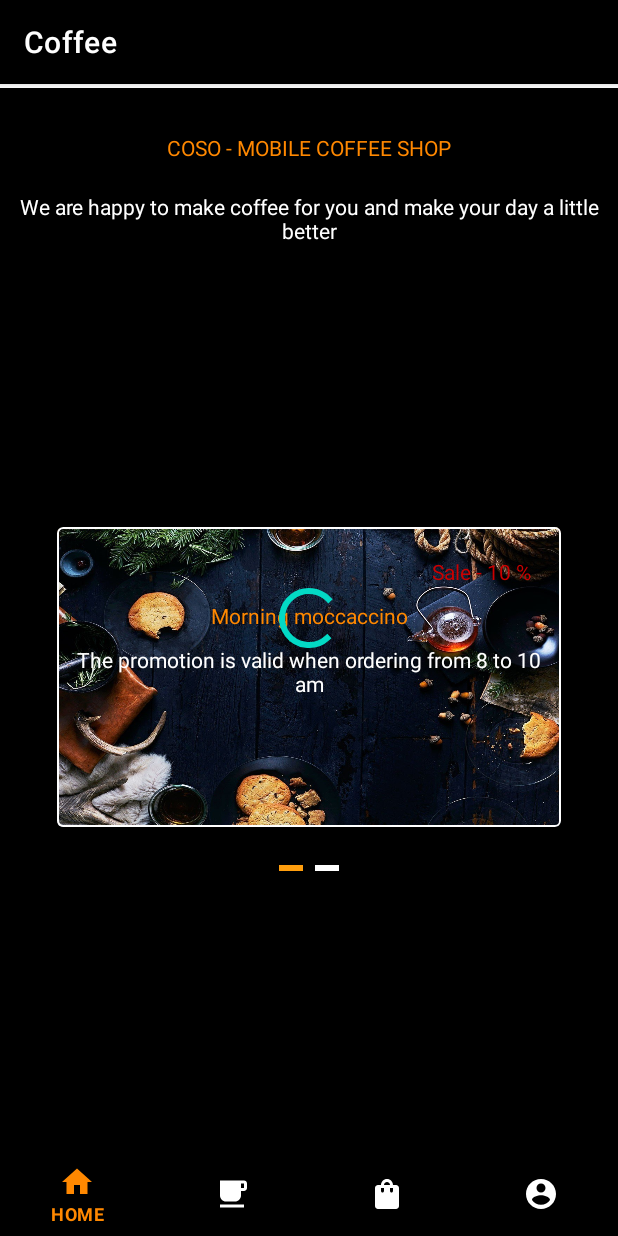
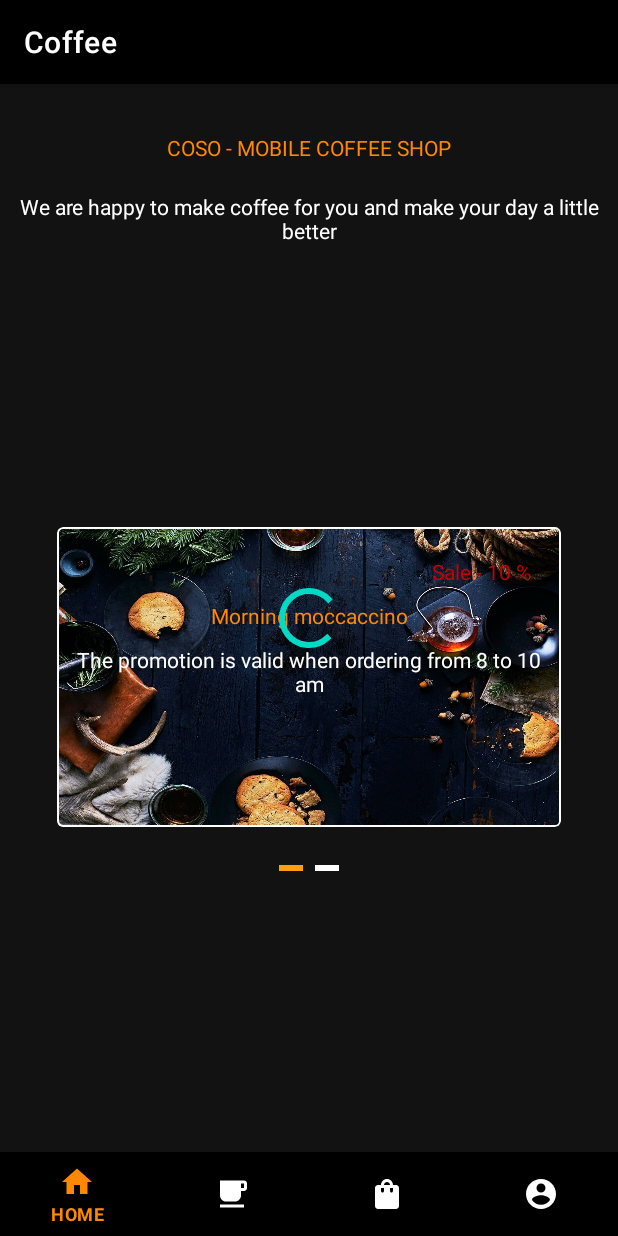
Before and after one commit to NFR-161/Coffee, an Android app: the screen it shows after launch (MainActivity), on a phone screen of 412 x 824 dp. Run offline under Robolectric (Android 15) with nearby library versions, the phone set to English and light mode, and no system bars; our stand-ins replace Room's generated code, data binding; 3 statements that could not run were skipped.

Commit message:
added night mode

```diff
--- a/app/src/main/java/com/exampleone/test/presentation/MainActivity.kt
+++ b/app/src/main/java/com/exampleone/test/presentation/MainActivity.kt
@@ -2,6 +2,7 @@ package com.exampleone.test.presentation
 
 import androidx.appcompat.app.AppCompatActivity
 import android.os.Bundle
+import androidx.appcompat.app.AppCompatDelegate
 import androidx.databinding.DataBindingUtil
 import com.exampleone.test.R
 import com.exampleone.test.databinding.ActivityMainBinding
@@ -20,7 +21,7 @@ class MainActivity : AppCompatActivity() {
 
     override fun onCreate(savedInstanceState: Bundle?) {
         super.onCreate(savedInstanceState)
-
+        AppCompatDelegate.setDefaultNightMode(AppCompatDelegate.MODE_NIGHT_YES)
         binding = DataBindingUtil.setContentView(this, R.layout.activity_main)
 
         // binding?.bottomMainMenu?.selectedItemId = R.id.homeBottomMainMenu
--- a/app/src/main/res/layout/account.xml
+++ b/app/src/main/res/layout/account.xml
@@ -5,8 +5,7 @@
 
     <androidx.constraintlayout.widget.ConstraintLayout
         android:layout_width="match_parent"
-        android:layout_height="match_parent"
-        android:background="@color/black">
+        android:layout_height="match_parent">
 
         <androidx.recyclerview.widget.RecyclerView
             android:id="@+id/listOrders"
--- a/app/src/main/res/layout/card.xml
+++ b/app/src/main/res/layout/card.xml
@@ -8,7 +8,6 @@
     <FrameLayout
         android:layout_width="match_parent"
         android:layout_height="match_parent"
-        android:background="@color/black"
         tools:context=".presentation.Tabs.Card.Card">
 
         <androidx.constraintlayout.widget.ConstraintLayout
--- a/app/src/main/res/layout/coffee.xml
+++ b/app/src/main/res/layout/coffee.xml
@@ -6,8 +6,7 @@ tools:context=".presentation.Tabs.Coffee.Coffee">
 
     <FrameLayout
         android:layout_width="match_parent"
-        android:layout_height="match_parent"
-        android:background="@color/black">
+        android:layout_height="match_parent">
 
         <androidx.constraintlayout.widget.ConstraintLayout
             android:layout_width="match_parent"
--- a/app/src/main/res/layout/home.xml
+++ b/app/src/main/res/layout/home.xml
@@ -10,8 +10,7 @@
 
         <androidx.constraintlayout.widget.ConstraintLayout
             android:layout_width="match_parent"
-            android:layout_height="match_parent"
-            android:background="@color/black">
+            android:layout_height="match_parent">
 
             <androidx.appcompat.widget.AppCompatTextView
                 android:id="@+id/mainHeader"
@@ -53,7 +52,6 @@
                 android:layout_width="wrap_content"
                 android:layout_height="wrap_content"
                 android:layout_marginTop="3dp"
-                android:background="@color/black"
                 app:layout_constraintLeft_toLeftOf="parent"
                 app:layout_constraintRight_toRightOf="parent"
                 app:layout_constraintTop_toBottomOf="@id/slider"
--- a/app/src/main/res/layout/proposal_one.xml
+++ b/app/src/main/res/layout/proposal_one.xml
@@ -17,52 +17,52 @@
                 android:layout_width="336dp"
                 android:layout_height="200dp"
                 android:layout_margin="20dp"
-                app:layout_constraintTop_toTopOf="parent"
+                android:checkable="true"
+                android:focusable="true"
+                app:cardElevation="0dp"
                 app:layout_constraintLeft_toLeftOf="parent"
                 app:layout_constraintRight_toRightOf="parent"
-                app:strokeWidth="1dp"
+                app:layout_constraintTop_toTopOf="parent"
                 app:strokeColor="@android:color/white"
-                app:cardElevation="0dp"
-                android:focusable="true"
-                android:checkable="true">
+                app:strokeWidth="1dp">
 
                 <androidx.constraintlayout.widget.ConstraintLayout
                     android:layout_width="match_parent"
                     android:layout_height="match_parent"
-                    android:padding="10dp"
-                    android:background="@drawable/proposal">
+                    android:background="@drawable/proposal"
+                    android:padding="10dp">
 
                     <androidx.appcompat.widget.AppCompatTextView
                         android:id="@+id/propOneSale"
                         android:layout_width="wrap_content"
                         android:layout_height="wrap_content"
-                        app:layout_constraintTop_toTopOf="parent"
-                        app:layout_constraintEnd_toEndOf="parent"
                         android:layout_margin="10dp"
                         android:text="@string/salePropOne"
-                        android:textColor="@android:color/holo_red_dark"/>
+                        android:textColor="@android:color/holo_red_dark"
+                        app:layout_constraintEnd_toEndOf="parent"
+                        app:layout_constraintTop_toTopOf="parent" />
 
                     <androidx.appcompat.widget.AppCompatTextView
                         android:id="@+id/propOneHeader"
                         android:layout_width="wrap_content"
                         android:layout_height="wrap_content"
-                        app:layout_constraintTop_toBottomOf="@id/propOneSale"
-                        app:layout_constraintStart_toStartOf="parent"
-                        app:layout_constraintEnd_toEndOf="parent"
                         android:layout_margin="10dp"
                         android:text="@string/headerPropOne"
-                        android:textColor="@color/orange"/>
+                        android:textColor="@color/orange"
+                        app:layout_constraintEnd_toEndOf="parent"
+                        app:layout_constraintStart_toStartOf="parent"
+                        app:layout_constraintTop_toBottomOf="@id/propOneSale" />
 
                     <androidx.appcompat.widget.AppCompatTextView
                         android:layout_width="wrap_content"
                         android:layout_height="wrap_content"
-                        app:layout_constraintTop_toBottomOf="@id/propOneHeader"
+                        android:layout_margin="10dp"
+                        android:gravity="center_horizontal"
+                        android:text="@string/descriptionProposal"
+                        android:textColor="@color/white"
+                        app:layout_constraintEnd_toEndOf="parent"
                         app:layout_constraintStart_toStartOf="parent"
-                        app:layout_constraintEnd_toEndOf="parent"
-                        android:layout_margin="10dp"
-                        android:text="@string/descriptionProposal"
-                        android:gravity="center_horizontal"
-                        android:textColor="@color/white"/>
+                        app:layout_constraintTop_toBottomOf="@id/propOneHeader" />
 
                 </androidx.constraintlayout.widget.ConstraintLayout>
 
@@ -71,7 +71,6 @@
         </androidx.constraintlayout.widget.ConstraintLayout>
 
 
-
     </FrameLayout>
 
 </layout>
```
